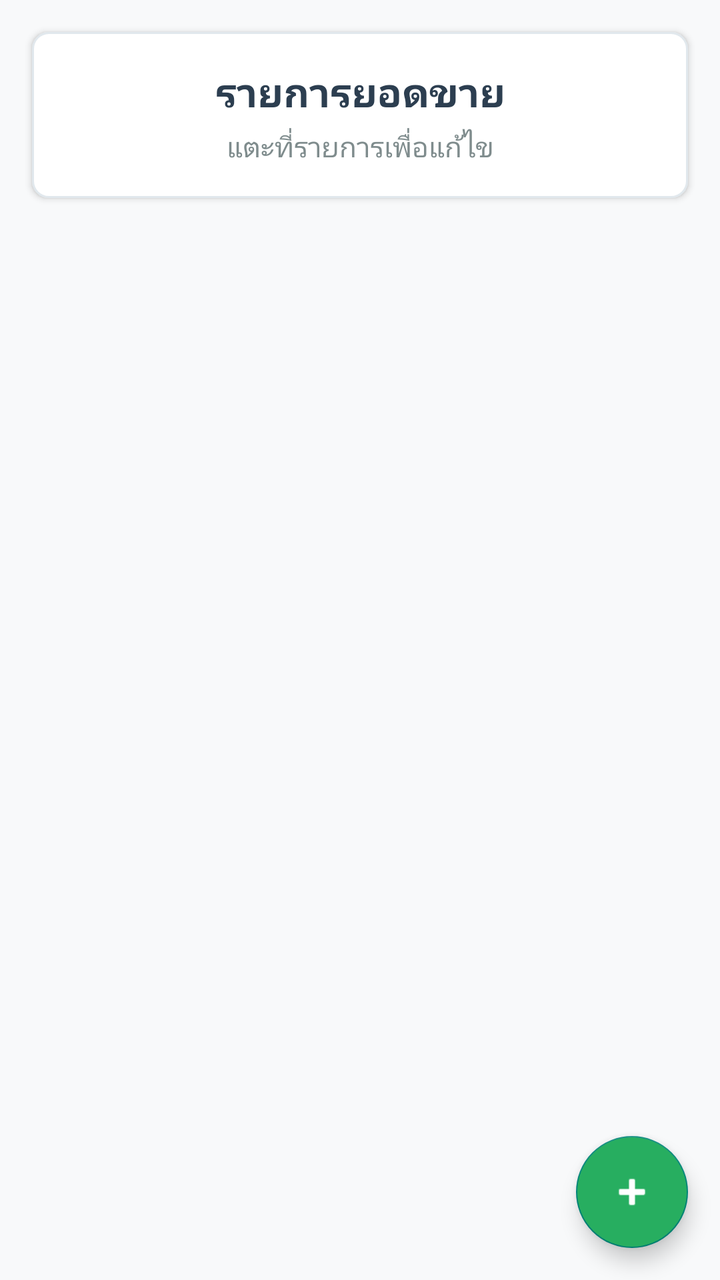
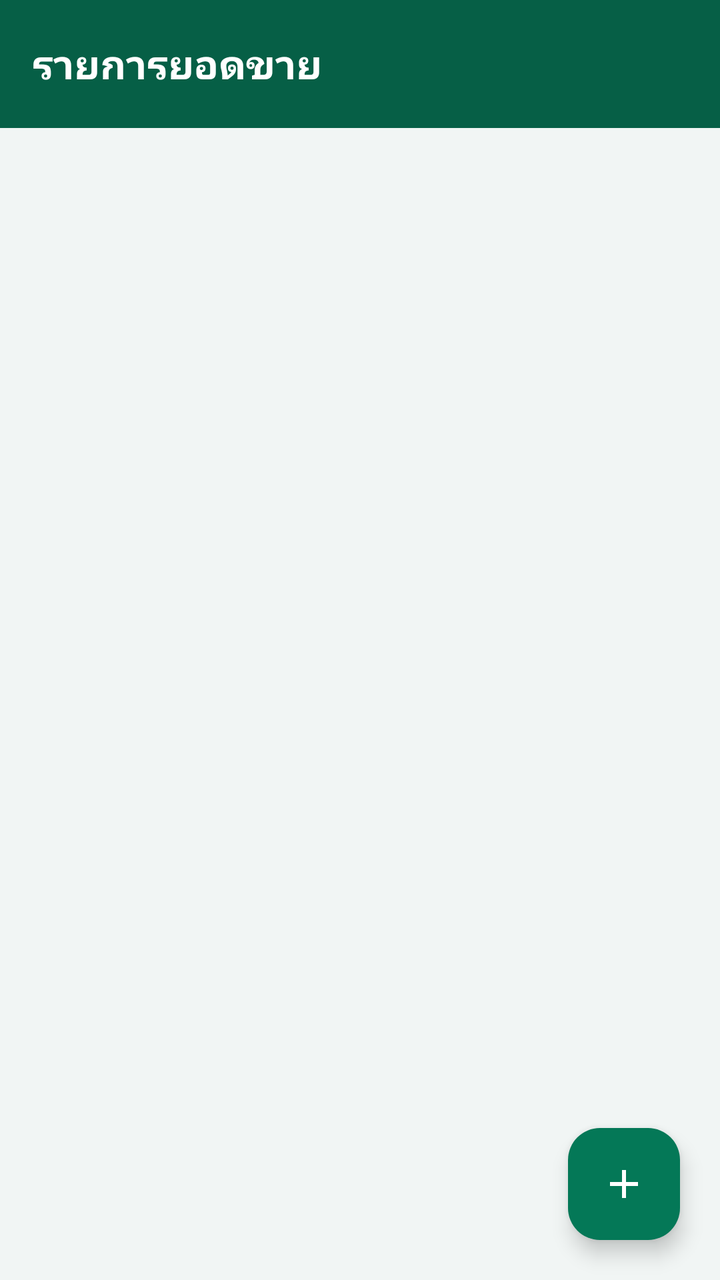

An Android layout rendered at two revisions. The XML below is the earlier revision; the diff shows what the commit changed to produce the second picture.
<!-- AndroidManifest.xml: activity theme Theme.TimSales.NoActionBar -->
<!-- res/layout/activity_sales_list.xml -->
<?xml version="1.0" encoding="utf-8"?>
<LinearLayout xmlns:android="http://schemas.android.com/apk/res/android"
    xmlns:app="http://schemas.android.com/apk/res-auto"
    xmlns:tools="http://schemas.android.com/tools"
    android:layout_width="match_parent"
    android:layout_height="match_parent"
    android:orientation="vertical"
    android:background="#f8f9fa"
    tools:context=".SalesListActivity">

    
    <LinearLayout
        android:layout_width="match_parent"
        android:layout_height="wrap_content"
        android:orientation="vertical"
        android:background="@drawable/card_background"
        android:padding="16dp"
        android:layout_margin="16dp"
        android:elevation="2dp">

        <TextView
            android:layout_width="match_parent"
            android:layout_height="wrap_content"
            android:text="รายการยอดขาย"
            android:textSize="20sp"
            android:textStyle="bold"
            android:textColor="#2c3e50"
            android:gravity="center" />

        <TextView
            android:layout_width="match_parent"
            android:layout_height="wrap_content"
            android:text="แตะที่รายการเพื่อแก้ไข"
            android:textSize="14sp"
            android:textColor="#7f8c8d"
            android:gravity="center"
            android:layout_marginTop="4dp" />

    </LinearLayout>

    
    <ProgressBar
        android:id="@+id/progressBar"
        style="?android:attr/progressBarStyle"
        android:layout_width="wrap_content"
        android:layout_height="wrap_content"
        android:layout_gravity="center"
        android:visibility="gone"
        android:layout_margin="16dp" />

    
    <TextView
        android:id="@+id/tvError"
        android:layout_width="match_parent"
        android:layout_height="wrap_content"
        android:text="เกิดข้อผิดพลาดในการโหลดข้อมูล"
        android:textColor="#e74c3c"
        android:textSize="14sp"
        android:gravity="center"
        android:visibility="gone"
        android:layout_margin="16dp" />

    
    <LinearLayout
        android:id="@+id/layoutEmpty"
        android:layout_width="match_parent"
        android:layout_height="0dp"
        android:layout_weight="1"
        android:orientation="vertical"
        android:gravity="center"
        android:visibility="gone"
        android:padding="32dp">

        <TextView
            android:layout_width="wrap_content"
            android:layout_height="wrap_content"
            android:text="📝"
            android:textSize="48sp"
            android:layout_marginBottom="16dp" />

        <TextView
            android:layout_width="wrap_content"
            android:layout_height="wrap_content"
            android:text="ยังไม่มีข้อมูลยอดขาย"
            android:textSize="18sp"
            android:textColor="#7f8c8d"
            android:layout_marginBottom="8dp" />

        <TextView
            android:layout_width="wrap_content"
            android:layout_height="wrap_content"
            android:text="กรุณาเพิ่มข้อมูลยอดขายก่อน"
            android:textSize="14sp"
            android:textColor="#95a5a6" />

    </LinearLayout>

    
    <androidx.recyclerview.widget.RecyclerView
        android:id="@+id/rvSalesList"
        android:layout_width="match_parent"
        android:layout_height="0dp"
        android:layout_weight="1"
        android:layout_marginStart="16dp"
        android:layout_marginEnd="16dp"
        android:layout_marginBottom="16dp"
        android:clipToPadding="false"
        android:paddingBottom="8dp" />

    
    <com.google.android.material.floatingactionbutton.FloatingActionButton
        android:id="@+id/fabAddSales"
        android:layout_width="wrap_content"
        android:layout_height="wrap_content"
        android:layout_gravity="bottom|end"
        android:layout_margin="16dp"
        android:src="@android:drawable/ic_input_add"
        android:backgroundTint="#27ae60"
        android:tint="@android:color/white"
        android:contentDescription="เพิ่มยอดขาย" />

</LinearLayout>
<!-- resources referenced by this layout -->
<resources>
  <!-- drawable card_background (drawable) -->
  <?xml version="1.0" encoding="utf-8"?>
  <shape xmlns:android="http://schemas.android.com/apk/res/android"
      android:shape="rectangle">
      <solid android:color="@android:color/white" />
      <corners android:radius="8dp" />
      <stroke
          android:width="1dp"
          android:color="#e1e8ed" />
  </shape>
  <style name="Theme.TimSales.NoActionBar" parent="Theme.AppCompat.Light.NoActionBar">
          
          <item name="colorPrimary">#2c3e50</item>
          <item name="colorPrimaryVariant">#1a252f</item>
          <item name="colorOnPrimary">@android:color/white</item>
          
          
          <item name="colorSecondary">#27ae60</item>
          <item name="colorSecondaryVariant">#1e8449</item>
          <item name="colorOnSecondary">@android:color/white</item>
          
          
          <item name="android:statusBarColor" tools:targetApi="l">#1a252f</item>
          
          
          <item name="android:windowBackground">#f8f9fa</item>
          
          
          <item name="android:textColorPrimary">#2c3e50</item>
          <item name="android:textColorSecondary">#7f8c8d</item>
      </style>
</resources>

<!-- the commit's change to res/layout/activity_sales_list.xml (unified diff, before → after) -->
@@ -5,118 +5,271 @@
     android:layout_width="match_parent"
     android:layout_height="match_parent"
     android:orientation="vertical"
-    android:background="#f8f9fa"
+    android:background="@color/bg_app"
     tools:context=".SalesListActivity">
 
-    
+    <com.google.android.material.appbar.AppBarLayout
+        android:layout_width="match_parent"
+        android:layout_height="wrap_content"
+        android:background="@color/brand_primary_dark"
+        app:elevation="0dp">
+
+        <com.google.android.material.appbar.MaterialToolbar
+            android:id="@+id/toolbar"
+            android:layout_width="match_parent"
+            android:layout_height="?attr/actionBarSize"
+            app:title="รายการยอดขาย" />
+    </com.google.android.material.appbar.AppBarLayout>
+
+    <FrameLayout
+        android:layout_width="match_parent"
+        android:layout_height="match_parent">
+
+        <androidx.recyclerview.widget.RecyclerView
+            android:id="@+id/rvSalesList"
+            android:layout_width="match_parent"
+            android:layout_height="match_parent"
+            android:clipToPadding="false"
+            android:paddingTop="12dp"
+            android:paddingStart="12dp"
+            android:paddingEnd="12dp"
+            android:paddingBottom="96dp"
+            tools:listitem="@layout/item_sales_record" />
+
+        
+        <LinearLayout
+            android:id="@+id/layoutEmpty"
+            android:layout_width="match_parent"
+            android:layout_height="match_parent"
+            android:orientation="vertical"
+            android:gravity="center"
+            android:visibility="gone"
+            android:padding="32dp">
+
+            <FrameLayout
+                android:layout_width="96dp"
+                android:layout_height="96dp"
+                android:background="@drawable/bg_circle_soft"
+                android:backgroundTint="@color/kpi_revenue_bg"
+                android:layout_marginBottom="20dp">
+
+                <ImageView
+                    android:layout_width="48dp"
+                    android:layout_height="48dp"
+                    android:layout_gravity="center"
+                    android:src="@drawable/ic_inbox"
+                    app:tint="@color/kpi_revenue" />
+            </FrameLayout>
+
+            <TextView
+                android:layout_width="wrap_content"
+                android:layout_height="wrap_content"
+                android:text="ยังไม่มีข้อมูลยอดขาย"
+                android:textSize="18sp"
+                android:textStyle="bold"
+                android:textColor="@color/text_primary"
+                android:layout_marginBottom="6dp" />
+
+            <TextView
+                android:layout_width="wrap_content"
+                android:layout_height="wrap_content"
+                android:text="กดปุ่ม + เพื่อเพิ่มรายการแรก"
+                android:textSize="14sp"
+                android:textColor="@color/text_secondary" />
+        </LinearLayout>
+
+        
+        <TextView
+            android:id="@+id/tvError"
+            android:layout_width="match_parent"
+            android:layout_height="wrap_content"
+            android:layout_gravity="center"
+            android:text="เกิดข้อผิดพลาดในการโหลดข้อมูล"
+            android:textColor="@color/danger"
+            android:textSize="14sp"
+            android:gravity="center"
+            android:padding="24dp"
+            android:visibility="gone" />
+
+        <ProgressBar
+            android:id="@+id/progressBar"
+            android:layout_width="wrap_content"
+            android:layout_height="wrap_content"
+            android:layout_gravity="center"
+            android:indeterminateTint="@color/brand_primary"
+            android:visibility="gone" />
+
+        <com.google.android.material.floatingactionbutton.FloatingActionButton
+            android:id="@+id/fabAddSales"
+            android:layout_width="wrap_content"
+            android:layout_height="wrap_content"
+            android:layout_gravity="bottom|end"
+            android:layout_margin="20dp"
+            android:src="@drawable/ic_add_modern"
+            app:backgroundTint="@color/brand_primary"
+            app:tint="@color/white"
+            android:contentDescription="เพิ่มยอดขาย" />
+
+    </FrameLayout>
+
+</LinearLayout>
+<!-- res/layout/item_sales_record.xml (included above) -->
+<?xml version="1.0" encoding="utf-8"?>
+<com.google.android.material.card.MaterialCardView xmlns:android="http://schemas.android.com/apk/res/android"
+    xmlns:app="http://schemas.android.com/apk/res-auto"
+    android:layout_width="match_parent"
+    android:layout_height="wrap_content"
+    android:layout_marginStart="4dp"
+    android:layout_marginEnd="4dp"
+    android:layout_marginTop="4dp"
+    android:layout_marginBottom="8dp">
+
     <LinearLayout
         android:layout_width="match_parent"
         android:layout_height="wrap_content"
-        android:orientation="vertical"
-        android:background="@drawable/card_background"
-        android:padding="16dp"
-        android:layout_margin="16dp"
-        android:elevation="2dp">
-
-        <TextView
-            android:layout_width="match_parent"
-            android:layout_height="wrap_content"
-            android:text="รายการยอดขาย"
-            android:textSize="20sp"
-            android:textStyle="bold"
-            android:textColor="#2c3e50"
-            android:gravity="center" />
-
-        <TextView
-            android:layout_width="match_parent"
-            android:layout_height="wrap_content"
-            android:text="แตะที่รายการเพื่อแก้ไข"
-            android:textSize="14sp"
-            android:textColor="#7f8c8d"
-            android:gravity="center"
-            android:layout_marginTop="4dp" />
+        android:orientation="horizontal"
+        android:padding="14dp"
+        android:gravity="center_vertical">
+
+        
+        <FrameLayout
+            android:layout_width="46dp"
+            android:layout_height="46dp"
+            android:background="@drawable/bg_circle_soft"
+            android:backgroundTint="@color/kpi_revenue_bg"
+            android:layout_marginEnd="14dp">
+
+            <TextView
+                android:id="@+id/tvItemNumber"
+                android:layout_width="wrap_content"
+                android:layout_height="wrap_content"
+                android:layout_gravity="center"
+                android:text="1"
+                android:textSize="15sp"
+                android:textStyle="bold"
+                android:textColor="@color/kpi_revenue" />
+        </FrameLayout>
+
+        
+        <LinearLayout
+            android:layout_width="0dp"
+            android:layout_height="wrap_content"
+            android:layout_weight="1"
+            android:orientation="vertical">
+
+            <LinearLayout
+                android:layout_width="match_parent"
+                android:layout_height="wrap_content"
+                android:orientation="horizontal"
+                android:gravity="center_vertical"
+                android:baselineAligned="false">
+
+                <TextView
+                    android:id="@+id/tvSaleDate"
+                    android:layout_width="0dp"
+                    android:layout_height="wrap_content"
+                    android:layout_weight="1"
+                    android:text="01/01/26"
+                    android:textSize="16sp"
+                    android:textStyle="bold"
+                    android:maxLines="1"
+                    android:ellipsize="end"
+                    android:textColor="@color/text_primary" />
+
+                <TextView
+                    android:id="@+id/tvAmount"
+                    android:layout_width="wrap_content"
+                    android:layout_height="wrap_content"
+                    android:text="฿1,500.00"
+                    android:textSize="16sp"
+                    android:textStyle="bold"
+                    android:textColor="@color/kpi_revenue" />
+            </LinearLayout>
+
+            <LinearLayout
+                android:layout_width="match_parent"
+                android:layout_height="wrap_content"
+                android:orientation="horizontal"
+                android:layout_marginTop="6dp">
+
+                <TextView
+                    android:id="@+id/tvWeight"
+                    android:layout_width="wrap_content"
+                    android:layout_height="wrap_content"
+                    android:text="50.00 กก."
+                    android:textSize="13sp"
+                    android:textColor="@color/text_secondary"
+                    android:drawableStart="@drawable/ic_weight"
+                    android:drawablePadding="4dp"
+                    app:drawableTint="@color/kpi_volume"
+                    android:gravity="center_vertical"
+                    android:layout_marginEnd="16dp" />
+
+                <TextView
+                    android:id="@+id/tvUnitPrice"
+                    android:layout_width="wrap_content"
+                    android:layout_height="wrap_content"
+                    android:text="30.00 บาท/กก."
+                    android:textSize="13sp"
+                    android:textColor="@color/text_secondary"
+                    android:drawableStart="@drawable/ic_calculator"
+                    android:drawablePadding="4dp"
+                    app:drawableTint="@color/kpi_price"
+                    android:gravity="center_vertical" />
+            </LinearLayout>
+
+            <TextView
+                android:id="@+id/tvCreatedDate"
+                android:layout_width="wrap_content"
+                android:layout_height="wrap_content"
+                android:text="สร้าง: 01/01/2026 10:30"
+                android:textSize="11sp"
+                android:textColor="@color/text_tertiary"
+                android:layout_marginTop="6dp" />
+
+            <TextView
+                android:id="@+id/tvUpdatedDate"
+                android:layout_width="wrap_content"
+                android:layout_height="wrap_content"
+                android:text="แก้ไข: 01/01/2026 15:45"
+                android:textSize="11sp"
+                android:textColor="@color/text_tertiary"
+                android:layout_marginTop="2dp" />
+        </LinearLayout>
+
+        
+        <LinearLayout
+            android:layout_width="wrap_content"
+            android:layout_height="wrap_content"
+            android:orientation="vertical"
+            android:layout_marginStart="8dp">
+
+            <ImageButton
+                android:id="@+id/btnEdit"
+                android:layout_width="40dp"
+                android:layout_height="40dp"
+                android:background="@drawable/bg_circle_soft"
+                android:backgroundTint="@color/kpi_volume_bg"
+                android:src="@drawable/ic_edit_modern"
+                android:contentDescription="แก้ไข"
+                android:tint="@color/kpi_volume"
+                android:scaleType="centerInside"
+                android:padding="9dp"
+                android:layout_marginBottom="8dp" />
+
+            <ImageButton
+                android:id="@+id/btnDelete"
+                android:layout_width="40dp"
+                android:layout_height="40dp"
+                android:background="@drawable/bg_circle_soft"
+                android:backgroundTint="@color/danger_bg"
+                android:src="@drawable/ic_delete_modern"
+                android:contentDescription="ลบ"
+                android:tint="@color/danger"
+                android:scaleType="centerInside"
+                android:padding="9dp" />
+        </LinearLayout>
 
     </LinearLayout>
 
-    
-    <ProgressBar
-        android:id="@+id/progressBar"
-        style="?android:attr/progressBarStyle"
-        android:layout_width="wrap_content"
-        android:layout_height="wrap_content"
-        android:layout_gravity="center"
-        android:visibility="gone"
-        android:layout_margin="16dp" />
-
-    
-    <TextView
-        android:id="@+id/tvError"
-        android:layout_width="match_parent"
-        android:layout_height="wrap_content"
-        android:text="เกิดข้อผิดพลาดในการโหลดข้อมูล"
-        android:textColor="#e74c3c"
-        android:textSize="14sp"
-        android:gravity="center"
-        android:visibility="gone"
-        android:layout_margin="16dp" />
-
-    
-    <LinearLayout
-        android:id="@+id/layoutEmpty"
-        android:layout_width="match_parent"
-        android:layout_height="0dp"
-        android:layout_weight="1"
-        android:orientation="vertical"
-        android:gravity="center"
-        android:visibility="gone"
-        android:padding="32dp">
-
-        <TextView
-            android:layout_width="wrap_content"
-            android:layout_height="wrap_content"
-            android:text="📝"
-            android:textSize="48sp"
-            android:layout_marginBottom="16dp" />
-
-        <TextView
-            android:layout_width="wrap_content"
-            android:layout_height="wrap_content"
-            android:text="ยังไม่มีข้อมูลยอดขาย"
-            android:textSize="18sp"
-            android:textColor="#7f8c8d"
-            android:layout_marginBottom="8dp" />
-
-        <TextView
-            android:layout_width="wrap_content"
-            android:layout_height="wrap_content"
-            android:text="กรุณาเพิ่มข้อมูลยอดขายก่อน"
-            android:textSize="14sp"
-            android:textColor="#95a5a6" />
-
-    </LinearLayout>
-
-    
-    <androidx.recyclerview.widget.RecyclerView
-        android:id="@+id/rvSalesList"
-        android:layout_width="match_parent"
-        android:layout_height="0dp"
-        android:layout_weight="1"
-        android:layout_marginStart="16dp"
-        android:layout_marginEnd="16dp"
-        android:layout_marginBottom="16dp"
-        android:clipToPadding="false"
-        android:paddingBottom="8dp" />
-
-    
-    <com.google.android.material.floatingactionbutton.FloatingActionButton
-        android:id="@+id/fabAddSales"
-        android:layout_width="wrap_content"
-        android:layout_height="wrap_content"
-        android:layout_gravity="bottom|end"
-        android:layout_margin="16dp"
-        android:src="@android:drawable/ic_input_add"
-        android:backgroundTint="#27ae60"
-        android:tint="@android:color/white"
-        android:contentDescription="เพิ่มยอดขาย" />
-
-</LinearLayout>
+</com.google.android.material.card.MaterialCardView>
<!-- resource entries referenced after the edit -->
@@ -1,35 +1,151 @@
 <!-- resources referenced by this layout -->
 <resources>
-  <!-- drawable card_background (drawable) -->
+  <color name="bg_app">#F1F5F4</color>
+  <color name="brand_primary">#047857</color>
+  <color name="brand_primary_dark">#065F46</color>
+  <color name="danger">#DC2626</color>
+  <color name="danger_bg">#FEE2E2</color>
+  <color name="kpi_price">#D97706</color>
+  <color name="kpi_revenue">#059669</color>
+  <color name="kpi_revenue_bg">#D1FAE5</color>
+  <color name="kpi_volume">#0284C7</color>
+  <color name="kpi_volume_bg">#DBEAFE</color>
+  <color name="text_primary">#15241F</color>
+  <color name="text_secondary">#5B6B65</color>
+  <color name="text_tertiary">#90A099</color>
+  <color name="white">#FFFFFFFF</color>
+  <!-- drawable bg_circle_soft (drawable) -->
   <?xml version="1.0" encoding="utf-8"?>
   <shape xmlns:android="http://schemas.android.com/apk/res/android"
-      android:shape="rectangle">
-      <solid android:color="@android:color/white" />
-      <corners android:radius="8dp" />
-      <stroke
-          android:width="1dp"
-          android:color="#e1e8ed" />
+      android:shape="oval">
+      <solid android:color="#FFFFFFFF" />
   </shape>
-  <style name="Theme.TimSales.NoActionBar" parent="Theme.AppCompat.Light.NoActionBar">
+  <!-- drawable ic_add_modern (drawable) -->
+  <?xml version="1.0" encoding="utf-8"?>
+  <vector xmlns:android="http://schemas.android.com/apk/res/android"
+      android:width="24dp"
+      android:height="24dp"
+      android:viewportWidth="24"
+      android:viewportHeight="24">
+      <path
+          android:fillColor="#FF000000"
+          android:pathData="M19,13H13V19H11V13H5V11H11V5H13V11H19V13Z"/>
+  </vector>
+  <!-- drawable ic_calculator (drawable) -->
+  <?xml version="1.0" encoding="utf-8"?>
+  <vector xmlns:android="http://schemas.android.com/apk/res/android"
+      android:width="24dp"
+      android:height="24dp"
+      android:viewportWidth="24"
+      android:viewportHeight="24">
+      <path
+          android:fillColor="#FF000000"
+          android:pathData="M19,3H5C3.9,3 3,3.9 3,5V8C3,9.1 3.9,10 5,10H19C20.1,10 21,9.1 21,8V5C21,3.9 20.1,3 19,3ZM19,8H5V5H19V8ZM19,11H5C3.9,11 3,11.9 3,13V16C3,17.1 3.9,18 5,18H19C20.1,18 21,17.1 21,16V13C21,11.9 20.1,11 19,11ZM19,16H5V13H19V16ZM11,6H13V7H11V6ZM11,14H13V15H11V14Z"/>
+  </vector>
+  <!-- drawable ic_delete_modern (drawable) -->
+  <?xml version="1.0" encoding="utf-8"?>
+  <vector xmlns:android="http://schemas.android.com/apk/res/android"
+      android:width="24dp"
+      android:height="24dp"
+      android:viewportWidth="24"
+      android:viewportHeight="24">
+      <path
+          android:fillColor="#FF000000"
+          android:pathData="M6,19C6,20.1 6.9,21 8,21H16C17.1,21 18,20.1 18,19V7H6V19ZM19,4H15.5L14.5,3H9.5L8.5,4H5V6H19V4Z"/>
+  </vector>
+  <!-- drawable ic_edit_modern (drawable) -->
+  <?xml version="1.0" encoding="utf-8"?>
+  <vector xmlns:android="http://schemas.android.com/apk/res/android"
+      android:width="24dp"
+      android:height="24dp"
+      android:viewportWidth="24"
+      android:viewportHeight="24">
+      <path
+          android:fillColor="#FF000000"
+          android:pathData="M3,17.25V21H6.75L17.81,9.94L14.06,6.19L3,17.25ZM20.71,7.04C21.1,6.65 21.1,6.02 20.71,5.63L18.37,3.29C17.98,2.9 17.35,2.9 16.96,3.29L15.13,5.12L18.88,8.87L20.71,7.04Z"/>
+  </vector>
+  <!-- drawable ic_inbox (drawable) -->
+  <vector xmlns:android="http://schemas.android.com/apk/res/android"
+      android:width="24dp"
+      android:height="24dp"
+      android:viewportWidth="24"
+      android:viewportHeight="24"
+      android:tint="#FF000000">
+      <path
+          android:fillColor="#FF000000"
+          android:pathData="M19,3L4.99,3C3.89,3 3.01,3.9 3.01,5L3,19c0,1.1 0.89,2 1.99,2L19,21c1.1,0 2,-0.9 2,-2L21,5c0,-1.1 -0.9,-2 -2,-2zM19,15h-4c0,1.66 -1.35,3 -3,3s-3,-1.34 -3,-3L4.99,15L4.99,5L19,5v10z" />
+  </vector>
+  <!-- drawable ic_weight (drawable) -->
+  <?xml version="1.0" encoding="utf-8"?>
+  <vector xmlns:android="http://schemas.android.com/apk/res/android"
+      android:width="24dp"
+      android:height="24dp"
+      android:viewportWidth="24"
+      android:viewportHeight="24">
+      <path
+          android:fillColor="#FF000000"
+          android:pathData="M12,3L2,12H5V20H19V12H22L12,3ZM12,8L15.5,11H8.5L12,8ZM7,13H17V18H7V13ZM9,15H11V16H9V15ZM13,15H15V16H13V15Z"/>
+  </vector>
+  <style name="Theme.TimSales.NoActionBar" parent="Theme.TimSales" />
+  <style name="Theme.TimSales" parent="Theme.Material3.Light.NoActionBar">
           
-          <item name="colorPrimary">#2c3e50</item>
-          <item name="colorPrimaryVariant">#1a252f</item>
-          <item name="colorOnPrimary">@android:color/white</item>
+          <item name="colorPrimary">@color/brand_primary</item>
+          <item name="colorOnPrimary">@color/brand_on_primary</item>
+          <item name="colorPrimaryContainer">@color/brand_container</item>
+          <item name="colorOnPrimaryContainer">@color/brand_on_container</item>
+          <item name="colorSecondary">@color/kpi_volume</item>
+          <item name="colorOnSecondary">@color/white</item>
+  
           
+          <item name="colorSurface">@color/surface_card</item>
+          <item name="colorOnSurface">@color/text_primary</item>
+          <item name="colorSurfaceVariant">@color/divider</item>
+          <item name="colorOnSurfaceVariant">@color/text_secondary</item>
+          <item name="colorOutline">@color/card_stroke</item>
+          <item name="android:colorBackground">@color/bg_app</item>
+          <item name="colorOnBackground">@color/text_primary</item>
+          <item name="colorError">@color/danger</item>
+  
           
-          <item name="colorSecondary">#27ae60</item>
-          <item name="colorSecondaryVariant">#1e8449</item>
-          <item name="colorOnSecondary">@android:color/white</item>
+          <item name="android:windowBackground">@color/bg_app</item>
+          <item name="android:statusBarColor">@color/brand_primary_dark</item>
+          <item name="android:navigationBarColor">@color/bg_app</item>
+          <item name="android:windowLightStatusBar" tools:targetApi="m">false</item>
+          <item name="android:windowLightNavigationBar" tools:targetApi="o_mr1">true</item>
+  
           
+          <item name="android:textColorPrimary">@color/text_primary</item>
+          <item name="android:textColorSecondary">@color/text_secondary</item>
+  
           
-          <item name="android:statusBarColor" tools:targetApi="l">#1a252f</item>
-          
-          
-          <item name="android:windowBackground">#f8f9fa</item>
-          
-          
-          <item name="android:textColorPrimary">#2c3e50</item>
-          <item name="android:textColorSecondary">#7f8c8d</item>
+          <item name="materialCardViewStyle">@style/Widget.TimSales.Card</item>
+          <item name="toolbarStyle">@style/Widget.TimSales.Toolbar</item>
+      </style>
+  <color name="brand_on_primary">#FFFFFF</color>
+  <color name="brand_container">#A7F3D0</color>
+  <color name="brand_on_container">#064E3B</color>
+  <color name="surface_card">#FFFFFF</color>
+  <color name="divider">#ECF1EF</color>
+  <color name="card_stroke">#E2E8E6</color>
+  <style name="Widget.TimSales.Card" parent="Widget.Material3.CardView.Elevated">
+          <item name="cardBackgroundColor">@color/surface_card</item>
+          <item name="cardCornerRadius">20dp</item>
+          <item name="cardElevation">0dp</item>
+          <item name="strokeColor">@color/card_stroke</item>
+          <item name="strokeWidth">1dp</item>
+          <item name="contentPadding">0dp</item>
+      </style>
+  <style name="Widget.TimSales.Toolbar" parent="Widget.Material3.Toolbar">
+          <item name="android:background">@color/brand_primary_dark</item>
+          <item name="titleTextColor">@color/white</item>
+          <item name="titleTextAppearance">@style/TextAppearance.TimSales.Toolbar</item>
+          <item name="android:theme">@style/ThemeOverlay.Material3.Dark</item>
+          <item name="popupTheme">@style/ThemeOverlay.Material3.Light</item>
+      </style>
+  <style name="TextAppearance.TimSales.Toolbar" parent="TextAppearance.Material3.TitleLarge">
+          <item name="android:textColor">@color/white</item>
+          <item name="android:textStyle">bold</item>
+          <item name="android:textSize">20sp</item>
       </style>
 </resources>
 
